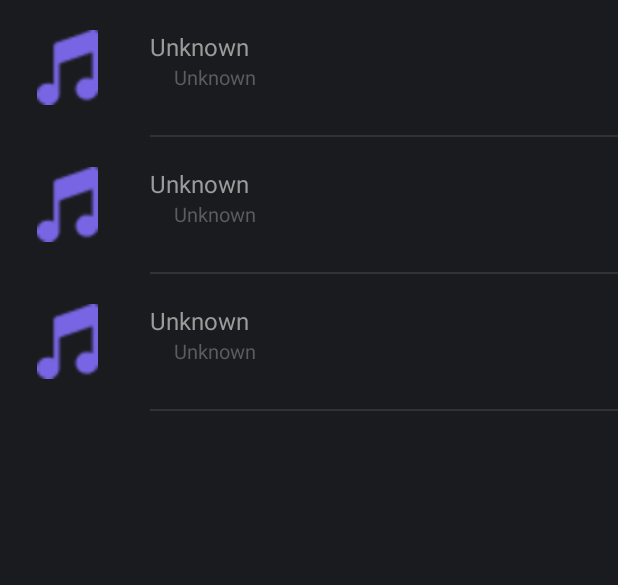
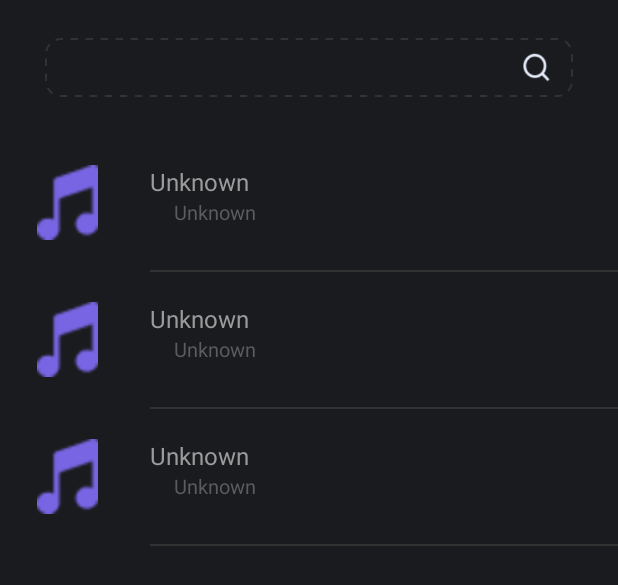
Before and after one commit to GhostR1/MusicPlayerYoutubeAPI, an Android app: the layout fragment_device.xml on its own in the app's theme, with its tools: preview values and no code run, on a phone screen of 412 x 824 dp. Shown: the top 585 px of the screen. Run offline under Robolectric (Android 15) with nearby library versions, the phone set to English and light mode, and no system bars.

Commit message:
Device fragment is completed

```diff
--- a/app/build.gradle
+++ b/app/build.gradle
@@ -40,4 +40,8 @@ dependencies {
     testImplementation 'junit:junit:4.13.2'
     androidTestImplementation 'androidx.test.ext:junit:1.1.5'
     androidTestImplementation 'androidx.test.espresso:espresso-core:3.5.1'
+
+    // Glide for image loading
+    implementation 'com.github.bumptech.glide:glide:4.14.2'
+    annotationProcessor 'com.github.bumptech.glide:compiler:4.14.2'
 }
--- a/app/src/main/AndroidManifest.xml
+++ b/app/src/main/AndroidManifest.xml
@@ -11,9 +11,9 @@
         android:allowBackup="true"
         android:dataExtractionRules="@xml/data_extraction_rules"
         android:fullBackupContent="@xml/backup_rules"
-        android:icon="@mipmap/ic_launcher"
+        android:icon="@drawable/song_cover"
         android:label="@string/app_name"
-        android:roundIcon="@mipmap/ic_launcher_round"
+        android:roundIcon="@drawable/song_cover"
         android:supportsRtl="true"
         android:theme="@style/Theme.AppCompat.NoActionBar"
         tools:targetApi="31">
--- /dev/null
+++ b/app/src/main/res/drawable/sv_style.xml
@@ -0,0 +1,10 @@
+<?xml version="1.0" encoding="utf-8"?>
+<shape xmlns:android="http://schemas.android.com/apk/res/android" >
+    <stroke
+        android:width="1dp"
+        android:color="@color/line_between_songs"
+        android:dashWidth="5dp"
+        android:dashGap="5dp"/>
+    <corners
+        android:radius="10dp" />
+</shape>
--- a/app/src/main/res/layout/activity_main.xml
+++ b/app/src/main/res/layout/activity_main.xml
@@ -9,13 +9,13 @@
 
     <FrameLayout
         android:id="@+id/frame_layout"
-        android:layout_width="match_parent"
-        android:layout_height="match_parent"
+        android:layout_width="0dp"
+        android:layout_height="0dp"
         app:layout_constraintBottom_toTopOf="@+id/nav_bottom_player"
         app:layout_constraintEnd_toEndOf="parent"
         app:layout_constraintHorizontal_bias="0.0"
         app:layout_constraintStart_toStartOf="parent"
-        app:layout_constraintTop_toTopOf="parent"/>
+        app:layout_constraintTop_toTopOf="parent" />
 
     <include
         android:id="@+id/nav_bottom_player"
--- a/app/src/main/res/layout/fragment_device.xml
+++ b/app/src/main/res/layout/fragment_device.xml
@@ -6,13 +6,40 @@
     xmlns:app="http://schemas.android.com/apk/res-auto"
     android:background="@color/dark_music_player"
     tools:context=".ui.fragment.DeviceFragment">
+    <RelativeLayout
+        android:layout_width="match_parent"
+        android:layout_height="match_parent">
+        <EditText
+            android:id="@+id/sv_device_songs"
+            android:layout_width="match_parent"
+            android:layout_height="wrap_content"
+            android:layout_marginHorizontal="30dp"
+            android:layout_marginVertical="25dp"
+            android:maxLines="1"
+            android:textSize="21sp"
+            android:paddingVertical="5dp"
+            android:paddingHorizontal="10dp"
+            android:background="@drawable/sv_style"
+            android:layout_alignParentTop="true" />
 
+        <ImageButton
+            android:id="@+id/btn_search"
+            android:layout_width="wrap_content"
+            android:layout_height="wrap_content"
+            android:src="@drawable/search"
+            android:layout_margin="10dp"
+            android:background="@color/dark_music_player"
+            android:scaleType="centerInside"
+            android:layout_alignTop="@id/sv_device_songs"
+            android:layout_alignBottom="@id/sv_device_songs"
+            android:layout_alignEnd="@id/sv_device_songs"/>
 
-    <androidx.recyclerview.widget.RecyclerView
-        android:id="@+id/rv_song_list"
-        android:layout_width="match_parent"
-        android:layout_height="match_parent"
-        app:layoutManager="androidx.recyclerview.widget.LinearLayoutManager"
-        tools:listitem="@layout/item_song_list" />
-
+        <androidx.recyclerview.widget.RecyclerView
+            android:id="@+id/rv_song_list"
+            android:layout_width="match_parent"
+            android:layout_height="match_parent"
+            app:layoutManager="androidx.recyclerview.widget.LinearLayoutManager"
+            tools:listitem="@layout/item_song_list"
+            android:layout_below="@id/sv_device_songs"/>
+    </RelativeLayout>
 </FrameLayout>
```
Also changed, not shown: app/src/main/java/nataliia/semenova/musicplayeryoutubeapi/data/SongHelper.java (+23 -5 lines), app/src/main/java/nataliia/semenova/musicplayeryoutubeapi/data/model/Song.java (+20 -7 lines), app/src/main/java/nataliia/semenova/musicplayeryoutubeapi/ui/MusicPlayerActivity.java (+6 -6 lines), app/src/main/java/nataliia/semenova/musicplayeryoutubeapi/ui/adapter/SongListAdapter.java (+11 -2 lines), app/src/main/java/nataliia/semenova/musicplayeryoutubeapi/ui/fragment/DeviceFragment.java (+47 -13 lines), app/src/main/res/layout/nav_bottom_player.xml (+7 -4 lines), app/src/main/res/drawable/search.png (added).
